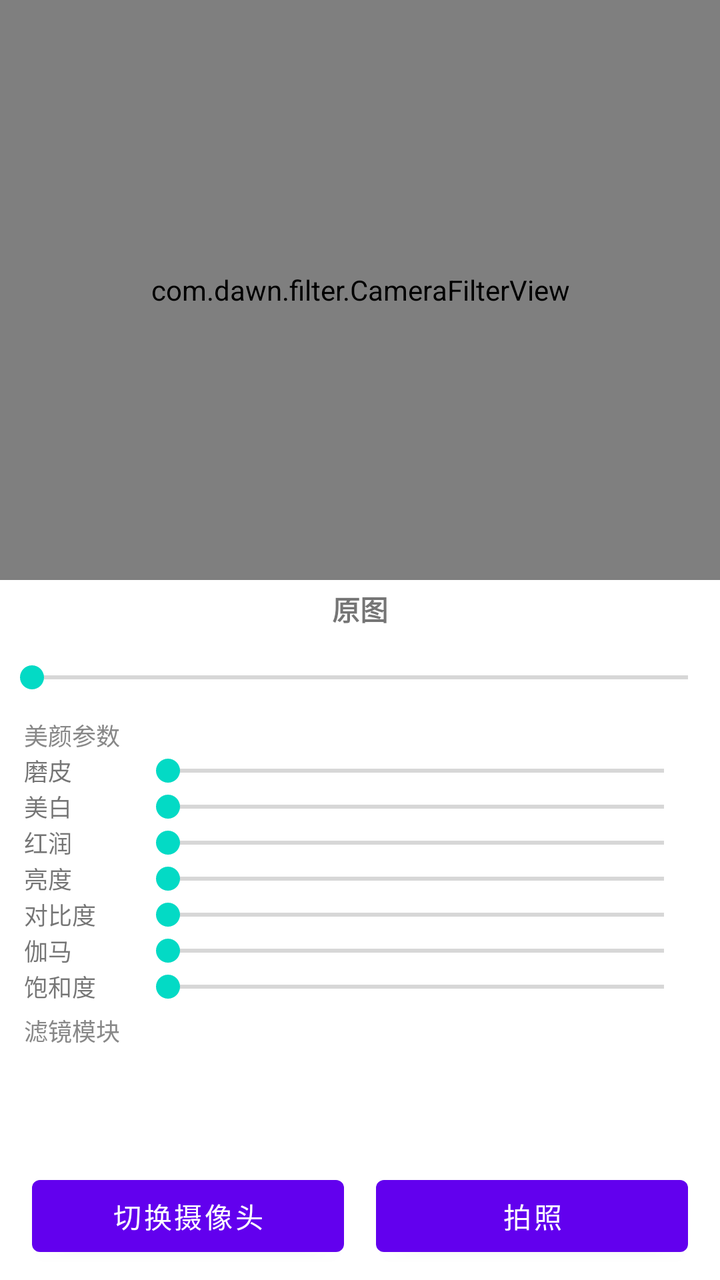
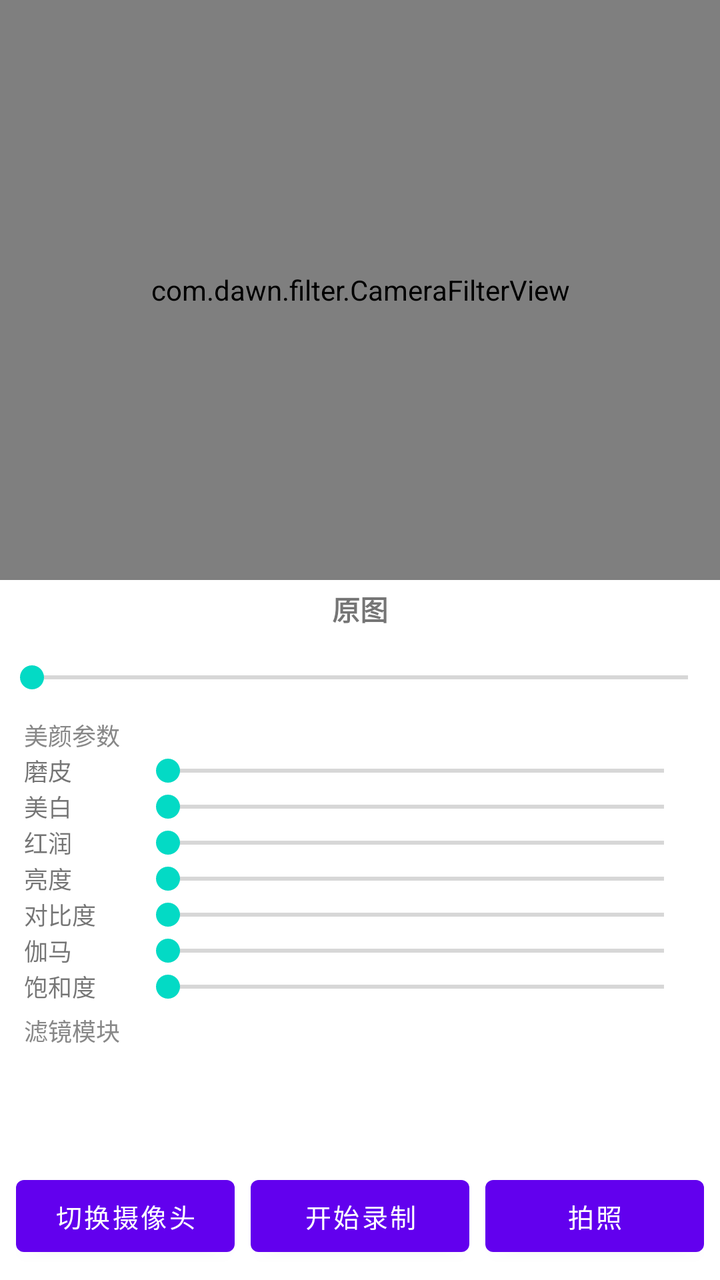

Screens rendered from an Android XML layout before and after an edit, with the pre-edit source and the edit as a unified diff.
<!-- AndroidManifest.xml: application theme Theme.LibFilter -->
<!-- res/layout/activity_camera_filter.xml -->
<?xml version="1.0" encoding="utf-8"?>
<LinearLayout xmlns:android="http://schemas.android.com/apk/res/android"
    xmlns:tools="http://schemas.android.com/tools"
    android:layout_width="match_parent"
    android:layout_height="match_parent"
    android:orientation="vertical"
    tools:context=".CameraFilterActivity">

    
    <com.dawn.filter.CameraFilterView
        android:id="@+id/camera_filter_view"
        android:layout_width="match_parent"
        android:layout_height="0dp"
        android:layout_weight="1" />

    
    <TextView
        android:id="@+id/tv_filter_name"
        android:layout_width="match_parent"
        android:layout_height="wrap_content"
        android:gravity="center"
        android:padding="4dp"
        android:text="原图"
        android:textSize="14sp"
        android:textStyle="bold" />

    
    <SeekBar
        android:id="@+id/seekbar_intensity"
        android:layout_width="match_parent"
        android:layout_height="40dp"
        android:paddingHorizontal="16dp" />

    <LinearLayout
        android:id="@+id/layout_beauty_controls"
        android:layout_width="match_parent"
        android:layout_height="wrap_content"
        android:orientation="vertical"
        android:paddingBottom="4dp"
        android:paddingHorizontal="12dp"
        android:visibility="visible">

        <TextView
            android:layout_width="wrap_content"
            android:layout_height="wrap_content"
            android:text="美颜参数"
            android:textColor="#888888"
            android:textSize="12sp" />

        <LinearLayout
            android:layout_width="match_parent"
            android:layout_height="wrap_content"
            android:gravity="center_vertical"
            android:orientation="horizontal">

            <TextView
                android:layout_width="56dp"
                android:layout_height="wrap_content"
                android:text="磨皮"
                android:textSize="12sp" />

            <SeekBar
                android:id="@+id/seekbar_smoothness"
                android:layout_width="0dp"
                android:layout_height="wrap_content"
                android:layout_weight="1" />
        </LinearLayout>

        <LinearLayout
            android:layout_width="match_parent"
            android:layout_height="wrap_content"
            android:gravity="center_vertical"
            android:orientation="horizontal">

            <TextView
                android:layout_width="56dp"
                android:layout_height="wrap_content"
                android:text="美白"
                android:textSize="12sp" />

            <SeekBar
                android:id="@+id/seekbar_whiten"
                android:layout_width="0dp"
                android:layout_height="wrap_content"
                android:layout_weight="1" />
        </LinearLayout>

        <LinearLayout
            android:layout_width="match_parent"
            android:layout_height="wrap_content"
            android:gravity="center_vertical"
            android:orientation="horizontal">

            <TextView
                android:layout_width="56dp"
                android:layout_height="wrap_content"
                android:text="红润"
                android:textSize="12sp" />

            <SeekBar
                android:id="@+id/seekbar_rosy"
                android:layout_width="0dp"
                android:layout_height="wrap_content"
                android:layout_weight="1" />
        </LinearLayout>

        <LinearLayout
            android:layout_width="match_parent"
            android:layout_height="wrap_content"
            android:gravity="center_vertical"
            android:orientation="horizontal">

            <TextView
                android:layout_width="56dp"
                android:layout_height="wrap_content"
                android:text="亮度"
                android:textSize="12sp" />

            <SeekBar
                android:id="@+id/seekbar_beauty_brightness"
                android:layout_width="0dp"
                android:layout_height="wrap_content"
                android:layout_weight="1" />
        </LinearLayout>

        <LinearLayout
            android:layout_width="match_parent"
            android:layout_height="wrap_content"
            android:gravity="center_vertical"
            android:orientation="horizontal">

            <TextView
                android:layout_width="56dp"
                android:layout_height="wrap_content"
                android:text="对比度"
                android:textSize="12sp" />

            <SeekBar
                android:id="@+id/seekbar_beauty_contrast"
                android:layout_width="0dp"
                android:layout_height="wrap_content"
                android:layout_weight="1" />
        </LinearLayout>

        <LinearLayout
            android:layout_width="match_parent"
            android:layout_height="wrap_content"
            android:gravity="center_vertical"
            android:orientation="horizontal">

            <TextView
                android:layout_width="56dp"
                android:layout_height="wrap_content"
                android:text="伽马"
                android:textSize="12sp" />

            <SeekBar
                android:id="@+id/seekbar_beauty_gamma"
                android:layout_width="0dp"
                android:layout_height="wrap_content"
                android:layout_weight="1" />
        </LinearLayout>

        <LinearLayout
            android:layout_width="match_parent"
            android:layout_height="wrap_content"
            android:gravity="center_vertical"
            android:orientation="horizontal">

            <TextView
                android:layout_width="56dp"
                android:layout_height="wrap_content"
                android:text="饱和度"
                android:textSize="12sp" />

            <SeekBar
                android:id="@+id/seekbar_beauty_saturation"
                android:layout_width="0dp"
                android:layout_height="wrap_content"
                android:layout_weight="1" />
        </LinearLayout>
    </LinearLayout>

    <TextView
        android:layout_width="wrap_content"
        android:layout_height="wrap_content"
        android:paddingHorizontal="12dp"
        android:text="滤镜模块"
        android:textColor="#888888"
        android:textSize="12sp" />

    <androidx.recyclerview.widget.RecyclerView
        android:id="@+id/rv_filters"
        android:layout_width="match_parent"
        android:layout_height="56dp"
        android:layout_marginBottom="4dp"
        android:clipToPadding="false"
        android:paddingHorizontal="8dp" />

    
    <LinearLayout
        android:layout_width="match_parent"
        android:layout_height="56dp"
        android:gravity="center"
        android:orientation="horizontal"
        android:paddingHorizontal="16dp"
        android:paddingBottom="8dp">

        <Button
            android:id="@+id/btn_switch_camera"
            android:layout_width="0dp"
            android:layout_height="wrap_content"
            android:layout_marginEnd="8dp"
            android:layout_weight="1"
            android:text="切换摄像头"
            android:textSize="14sp" />

        <Button
            android:id="@+id/btn_take_picture"
            android:layout_width="0dp"
            android:layout_height="wrap_content"
            android:layout_marginStart="8dp"
            android:layout_weight="1"
            android:text="拍照"
            android:textSize="14sp" />
    </LinearLayout>

</LinearLayout>
<!-- resources referenced by this layout -->
<resources>
  <style name="Theme.LibFilter" parent="Theme.MaterialComponents.DayNight.DarkActionBar">
          
          <item name="colorPrimary">@color/purple_500</item>
          <item name="colorPrimaryVariant">@color/purple_700</item>
          <item name="colorOnPrimary">@color/white</item>
          
          <item name="colorSecondary">@color/teal_200</item>
          <item name="colorSecondaryVariant">@color/teal_700</item>
          <item name="colorOnSecondary">@color/black</item>
          
          <item name="android:statusBarColor" tools:targetApi="l">?attr/colorPrimaryVariant</item>
          
      </style>
  <color name="purple_500">#FF6200EE</color>
  <color name="purple_700">#FF3700B3</color>
  <color name="white">#FFFFFFFF</color>
  <color name="teal_200">#FF03DAC5</color>
  <color name="teal_700">#FF018786</color>
  <color name="black">#FF000000</color>
</resources>

<!-- the commit's change to res/layout/activity_camera_filter.xml (unified diff, before → after) -->
@@ -198,31 +198,51 @@
         android:paddingHorizontal="8dp" />
 
     
+    <TextView
+        android:id="@+id/tv_record_countdown"
+        android:layout_width="match_parent"
+        android:layout_height="wrap_content"
+        android:gravity="center"
+        android:paddingVertical="2dp"
+        android:textColor="#FF4444"
+        android:textSize="13sp"
+        android:textStyle="bold"
+        android:visibility="gone" />
+
     <LinearLayout
         android:layout_width="match_parent"
         android:layout_height="56dp"
         android:gravity="center"
         android:orientation="horizontal"
-        android:paddingHorizontal="16dp"
+        android:paddingHorizontal="8dp"
         android:paddingBottom="8dp">
 
         <Button
             android:id="@+id/btn_switch_camera"
             android:layout_width="0dp"
             android:layout_height="wrap_content"
-            android:layout_marginEnd="8dp"
+            android:layout_marginEnd="4dp"
             android:layout_weight="1"
             android:text="切换摄像头"
-            android:textSize="14sp" />
+            android:textSize="13sp" />
+
+        <Button
+            android:id="@+id/btn_record"
+            android:layout_width="0dp"
+            android:layout_height="wrap_content"
+            android:layout_marginHorizontal="4dp"
+            android:layout_weight="1"
+            android:text="开始录制"
+            android:textSize="13sp" />
 
         <Button
             android:id="@+id/btn_take_picture"
             android:layout_width="0dp"
             android:layout_height="wrap_content"
-            android:layout_marginStart="8dp"
+            android:layout_marginStart="4dp"
             android:layout_weight="1"
             android:text="拍照"
-            android:textSize="14sp" />
+            android:textSize="13sp" />
     </LinearLayout>
 
 </LinearLayout>
